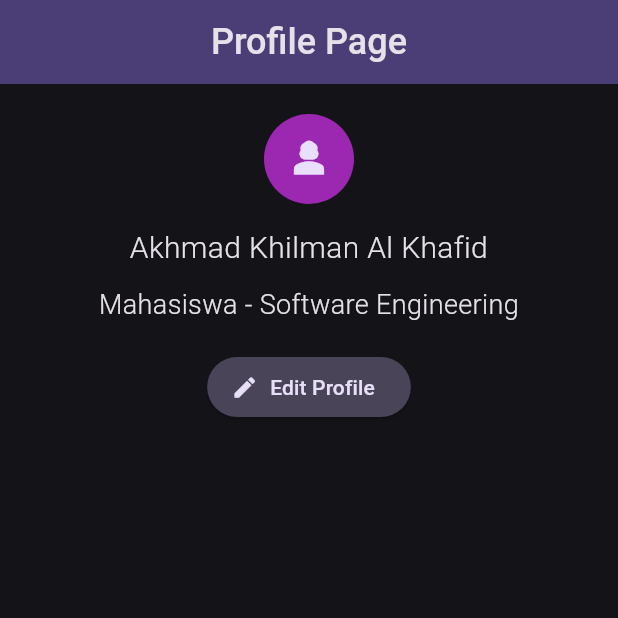
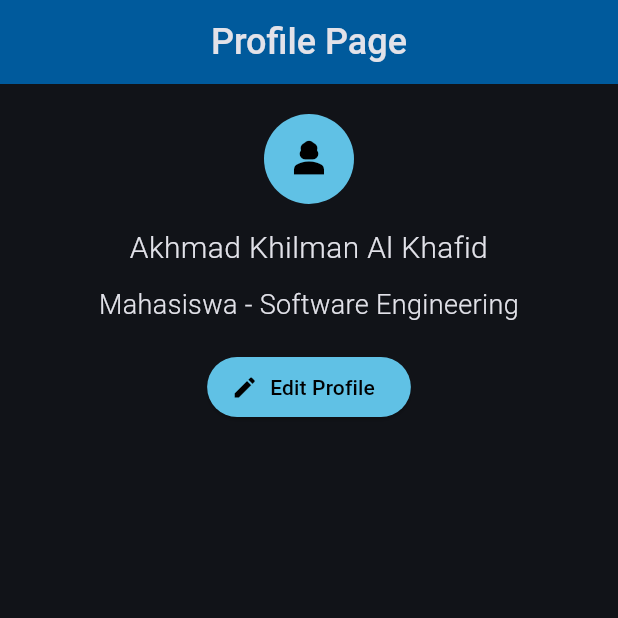
Before and after one commit to AkhmadKhilman/latihan-praktikum-flutter-2, a Flutter app: the screen it shows after launch, on a phone screen of 412 x 824 dp, the top half of it. Run offline on Flutter 3.47's test engine with Material 3 defaults, Android fonts, the phone set to English and light mode, and no system bars.

Commit message:
refactor: change color theme

```diff
--- a/lib/main.dart
+++ b/lib/main.dart
@@ -15,7 +15,7 @@ class MyApp extends StatelessWidget {
       darkTheme: ThemeData(
         useMaterial3: true,
         colorScheme: ColorScheme.fromSeed(
-          seedColor: Colors.deepPurpleAccent,
+          seedColor: Color.fromRGBO(27, 54, 93, 1),
           brightness: Brightness.dark,
         ),
       ),
@@ -47,7 +47,7 @@ class ProfilePage extends StatelessWidget {
           style: TextStyle(fontSize: 24, fontWeight: FontWeight.w500),
         ),
         centerTitle: true,
-        backgroundColor: Theme.of(context).colorScheme.primaryContainer,
+        backgroundColor: Color.fromRGBO(0, 90, 156, 1),
       ),
 
       body: SingleChildScrollView(
@@ -59,8 +59,8 @@ class ProfilePage extends StatelessWidget {
               children: [
                 const CircleAvatar(
                   radius: 30,
-                  backgroundColor: Colors.purple,
-                  child: Icon(Icons.person_3, size: 30),
+                  backgroundColor: Color.fromRGBO(96, 193, 229, 1),
+                  child: Icon(Icons.person_3, size: 30, color: Colors.black),
                 ),
 
                 SizedBox(height: 15),
@@ -89,7 +89,6 @@ class ProfilePage extends StatelessWidget {
 
                     SizedBox(height: 18),
 
-                    // Fitur Edit Profile - feat: create edit profile button not yet implemented
                     ElevatedButton.icon(
                       onPressed: () {
                         ScaffoldMessenger.of(context).showSnackBar(
@@ -101,12 +100,8 @@ class ProfilePage extends StatelessWidget {
                       icon: Icon(Icons.edit),
                       label: Text("Edit Profile"),
                       style: ElevatedButton.styleFrom(
-                        backgroundColor: Theme.of(context)
-                            .colorScheme
-                            .secondaryContainer,
-                        foregroundColor: Theme.of(context)
-                            .colorScheme
-                            .onSecondaryContainer,
+                        backgroundColor: Color.fromRGBO(96, 193, 229, 1),
+                        foregroundColor: Colors.black,
                       ),
                     ),
 
```
